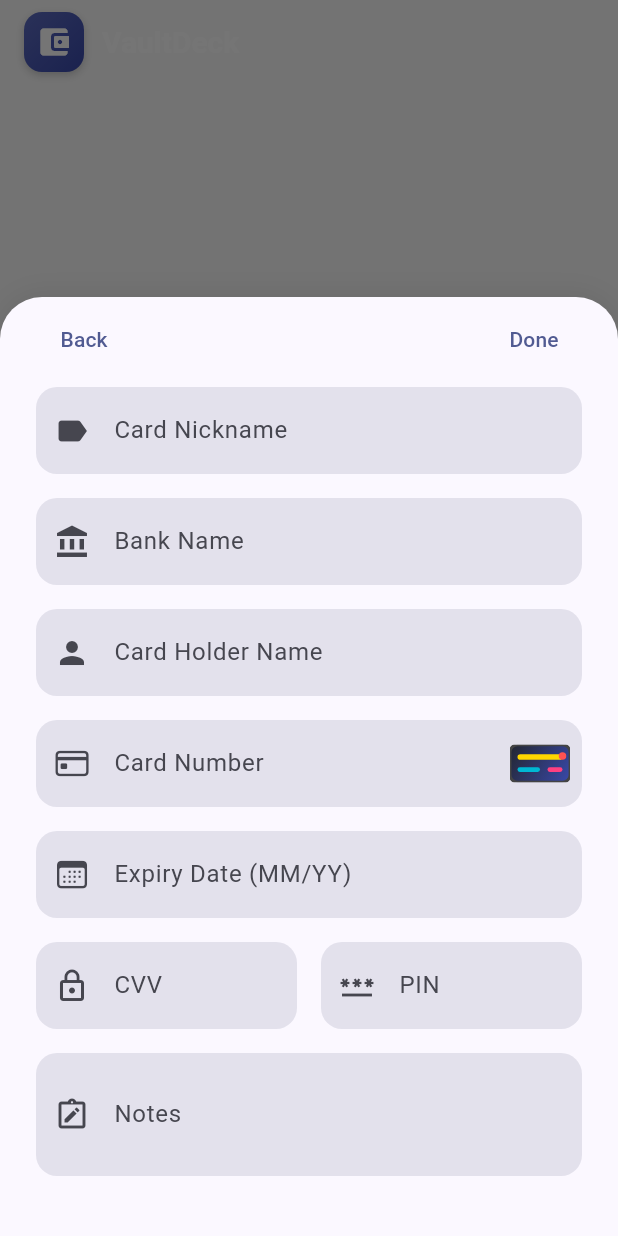
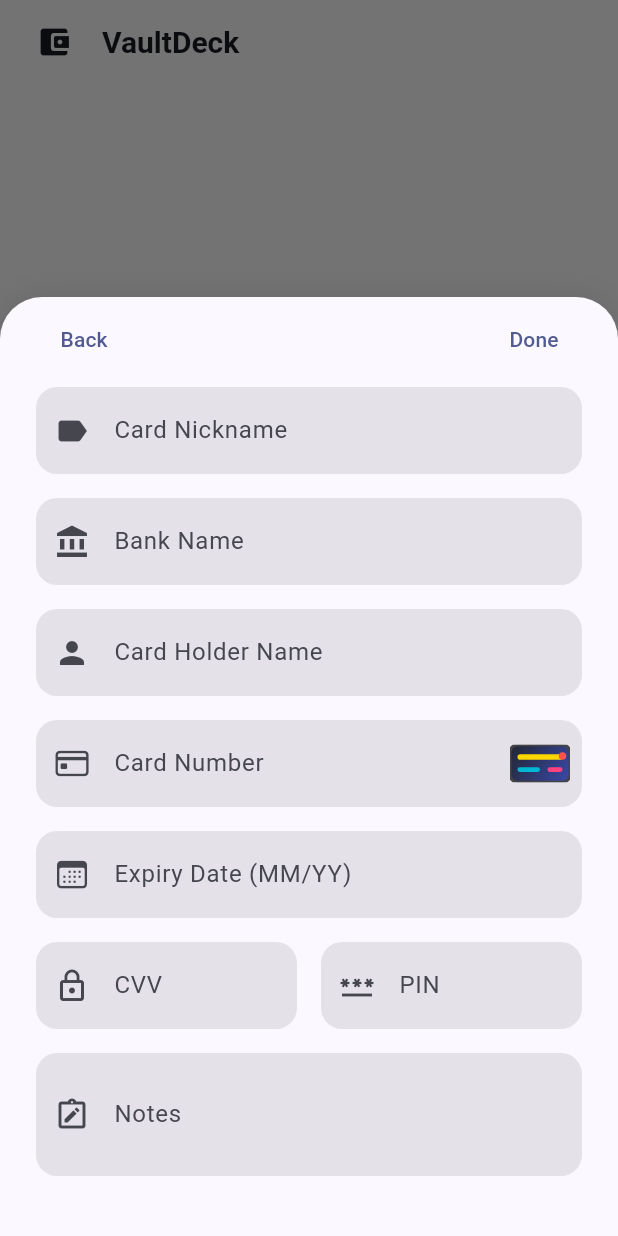
Before and after one commit to kandilidinesh/VaultDeck, a Flutter app: the screen it shows after launch, after a tap on the "add card" icon, on a phone screen of 412 x 824 dp. Run offline on Flutter 3.47's test engine with Material 3 defaults, Android fonts, the phone set to English and light mode, and no system bars; our stand-ins replace flutter_svg, hive, hive_flutter; accounts and stored records are empty.

Commit message:
Refactor color handling: replace withOpacity with withValues for consistent color transparency across multiple files

```diff
--- a/lib/screens/home_page.dart
+++ b/lib/screens/home_page.dart
@@ -71,7 +71,7 @@ class _HomePageState extends State<HomePage> {
                         ? Colors.grey.shade800
                         : Theme.of(
                             context,
-                          ).colorScheme.onSurface.withOpacity(0.3),
+                          ).colorScheme.onSurface.withValues(alpha: 0.3),
                   ),
                   const SizedBox(height: 16),
                   Text(
@@ -81,7 +81,7 @@ class _HomePageState extends State<HomePage> {
                           ? Colors.grey.shade400
                           : Theme.of(
                               context,
-                            ).colorScheme.onSurface.withOpacity(0.6),
+                            ).colorScheme.onSurface.withValues(alpha: 0.6),
                     ),
                   ),
                   const SizedBox(height: 8),
@@ -92,7 +92,7 @@ class _HomePageState extends State<HomePage> {
                           ? Colors.grey.shade500
                           : Theme.of(
                               context,
-                            ).colorScheme.onSurface.withOpacity(0.5),
+                            ).colorScheme.onSurface.withValues(alpha: 0.5),
                     ),
                   ),
                 ],
@@ -123,7 +123,7 @@ class _HomePageState extends State<HomePage> {
                     padding: const EdgeInsets.only(right: 32),
                     child: Container(
                       decoration: BoxDecoration(
-                        color: Colors.red.withOpacity(0.12),
+                        color: Colors.red.withValues(alpha: 0.12),
                         shape: BoxShape.circle,
                       ),
                       padding: const EdgeInsets.all(10),
@@ -173,9 +173,8 @@ class _HomePageState extends State<HomePage> {
                                 'Are you sure you want to delete this card? This action cannot be undone.',
                                 style: TextStyle(
                                   fontSize: 16,
-                                  color: Theme.of(
-                                    context,
-                                  ).colorScheme.onSurface.withOpacity(0.85),
+                                  color: Theme.of(context).colorScheme.onSurface
+                                      .withValues(alpha: 0.85),
                                 ),
                               ),
                               const SizedBox(height: 28),
@@ -201,8 +200,8 @@ class _HomePageState extends State<HomePage> {
                                     onPressed: () =>
                                         Navigator.of(ctx).pop(true),
                                     style: TextButton.styleFrom(
-                                      backgroundColor: Colors.red.withOpacity(
-                                        0.08,
+                                      backgroundColor: Colors.red.withValues(
+                                        alpha: 0.08,
                                       ),
                                       shape: RoundedRectangleBorder(
                                         borderRadius: BorderRadius.circular(8),
@@ -235,10 +234,10 @@ class _HomePageState extends State<HomePage> {
         child: FloatingActionButton(
           onPressed: _showAddCardDialog,
           tooltip: 'Add Card to Vault',
-          child: Icon(Icons.add_card_rounded, color: Colors.white),
           backgroundColor: isDark
               ? const Color(0xFF3A3F4A)
               : Theme.of(context).colorScheme.primary,
+          child: Icon(Icons.add_card_rounded, color: Colors.white),
         ),
       ),
       floatingActionButtonLocation: FloatingActionButtonLocation.endFloat,
@@ -248,7 +247,7 @@ class _HomePageState extends State<HomePage> {
   Widget _buildCardTile(CardModel card) {
     final isDark = Theme.of(context).brightness == Brightness.dark;
     final detectedType = _detectCardType(card.cardNumber);
-    String _getCardLogoAsset(String type) {
+    String getCardLogoAsset(String type) {
       switch (type) {
         case 'Visa':
           return 'assets/card_logos/visa.svg';
@@ -304,7 +303,7 @@ class _HomePageState extends State<HomePage> {
                       ),
                       boxShadow: [
                         BoxShadow(
-                          color: Colors.black.withOpacity(0.15),
+                          color: Colors.black.withValues(alpha: 0.15),
                           blurRadius: 24,
                           offset: Offset(0, -8),
                         ),
@@ -319,7 +318,7 @@ class _HomePageState extends State<HomePage> {
                           children: [
                             CardDetailView(
                               card: card,
-                              cardLogoAsset: _getCardLogoAsset(detectedType),
+                              cardLogoAsset: getCardLogoAsset(detectedType),
                             ),
                             const SizedBox(height: 24),
                           ],
@@ -339,7 +338,7 @@ class _HomePageState extends State<HomePage> {
             child: Padding(
               padding: const EdgeInsets.all(2.0),
               child: SvgPicture.asset(
-                _getCardLogoAsset(detectedType),
+                getCardLogoAsset(detectedType),
                 width: 36,
                 height: 24,
               ),
--- a/lib/screens/icloud_sync_section.dart
+++ b/lib/screens/icloud_sync_section.dart
@@ -1,7 +1,7 @@
 import 'package:flutter/material.dart';
 
 class ICloudSyncSection extends StatefulWidget {
-  const ICloudSyncSection({Key? key}) : super(key: key);
+  const ICloudSyncSection({super.key});
 
   @override
   State<ICloudSyncSection> createState() => _ICloudSyncSectionState();
--- a/lib/screens/main_nav.dart
+++ b/lib/screens/main_nav.dart
@@ -60,13 +60,13 @@ class _MainNavState extends State<MainNav> {
                 MediaQuery.of(context).padding.bottom,
             decoration: BoxDecoration(
               color: Theme.of(context).brightness == Brightness.dark
-                  ? Colors.black.withOpacity(0.3)
-                  : Colors.white.withOpacity(0.7),
+                  ? Colors.black.withValues(alpha: 0.3)
+                  : Colors.white.withValues(alpha: 0.7),
               border: Border(
                 top: BorderSide(
                   color: Theme.of(context).brightness == Brightness.dark
-                      ? Colors.white.withOpacity(0.08)
-                      : Colors.black.withOpacity(0.08),
+                      ? Colors.white.withValues(alpha: 0.08)
+                      : Colors.black.withValues(alpha: 0.08),
                   width: 1.2,
                 ),
               ),
@@ -94,7 +94,7 @@ class _MainNavState extends State<MainNav> {
     final isSelected = _selectedIndex == index;
     final color = isSelected
         ? Theme.of(context).colorScheme.primary
-        : Theme.of(context).iconTheme.color?.withOpacity(0.5);
+        : Theme.of(context).iconTheme.color?.withValues(alpha: 0.5);
     return GestureDetector(
       onTap: () => _onItemTapped(index),
       behavior: HitTestBehavior.opaque,
--- a/lib/screens/pin_lock.dart
+++ b/lib/screens/pin_lock.dart
@@ -6,11 +6,11 @@ class PinLockDialog extends StatefulWidget {
   final bool isSetup;
 
   const PinLockDialog({
-    Key? key,
+    super.key,
     this.onPinSet,
     this.onPinVerify,
     this.isSetup = true,
-  }) : super(key: key);
+  });
 
   @override
   State<PinLockDialog> createState() => _PinLockDialogState();
@@ -80,8 +80,8 @@ class _PinLockDialogState extends State<PinLockDialog> {
           onPressed: () => Navigator.pop(context),
         ),
         ElevatedButton(
+          onPressed: _handlePin,
           child: Text(widget.isSetup ? 'Set PIN' : 'Verify'),
-          onPressed: _handlePin,
         ),
       ],
     );
--- a/lib/screens/security_section.dart
+++ b/lib/screens/security_section.dart
@@ -2,7 +2,7 @@ import 'package:flutter/material.dart';
 import 'pin_lock.dart';
 
 class SecuritySection extends StatefulWidget {
-  const SecuritySection({Key? key}) : super(key: key);
+  const SecuritySection({super.key});
 
   @override
   State<SecuritySection> createState() => _SecuritySectionState();
--- a/lib/widgets/add_card_dialog.dart
+++ b/lib/widgets/add_card_dialog.dart
@@ -78,8 +78,9 @@ class _AddCardDialogState extends State<AddCardDialog> {
     if (number.startsWith('6')) return 'Discover';
     if (number.startsWith('60') ||
         number.startsWith('6521') ||
-        number.startsWith('6522'))
+        number.startsWith('6522')) {
       return 'RuPay';
+    }
     return 'Other';
   }
 
@@ -102,7 +103,7 @@ class _AddCardDialogState extends State<AddCardDialog> {
           notes: _notesController.text.trim(),
         ),
       );
-
+      if (!mounted) return;
       widget.onCardAdded();
       Navigator.of(context).pop();
     }
@@ -119,7 +120,7 @@ class _AddCardDialogState extends State<AddCardDialog> {
           borderRadius: const BorderRadius.vertical(top: Radius.circular(28)),
           boxShadow: [
             BoxShadow(
-              color: Colors.black.withOpacity(0.08),
+              color: Colors.black.withValues(alpha: 0.08),
               blurRadius: 16,
               offset: const Offset(0, -2),
             ),
@@ -150,7 +151,7 @@ class _AddCardDialogState extends State<AddCardDialog> {
                     labelText: 'Card Nickname',
                     prefixIcon: const Icon(Icons.label),
                     filled: true,
-                    fillColor: theme.colorScheme.surfaceVariant,
+                    fillColor: theme.colorScheme.surfaceContainerHighest,
                     border: OutlineInputBorder(
                       borderRadius: BorderRadius.circular(14),
                       borderSide: BorderSide.none,
@@ -169,7 +170,7 @@ class _AddCardDialogState extends State<AddCardDialog> {
                     labelText: 'Bank Name',
                     prefixIcon: const Icon(Icons.account_balance),
                     filled: true,
-                    fillColor: theme.colorScheme.surfaceVariant,
+                    fillColor: theme.colorScheme.surfaceContainerHighest,
                     border: OutlineInputBorder(
                       borderRadius: BorderRadius.circular(14),
                       borderSide: BorderSide.none,
@@ -188,7 +189,7 @@ class _AddCardDialogState extends State<AddCardDialog> {
                     labelText: 'Card Holder Name',
                     prefixIcon: const Icon(Icons.person),
                     filled: true,
-                    fillColor: theme.colorScheme.surfaceVariant,
+                    fillColor: theme.colorScheme.surfaceContainerHighest,
                     border: OutlineInputBorder(
                       borderRadius: BorderRadius.circular(14),
                       borderSide: BorderSide.none,
@@ -219,7 +220,7 @@ class _AddCardDialogState extends State<AddCardDialog> {
                       ),
                     ),
                     filled: true,
-                    fillColor: theme.colorScheme.surfaceVariant,
+                    fillColor: theme.colorScheme.surfaceContainerHighest,
                     border: OutlineInputBorder(
                       borderRadius: BorderRadius.circular(14),
                       borderSide: BorderSide.none,
@@ -260,7 +261,7 @@ class _AddCardDialogState extends State<AddCardDialog> {
                     hintText: 'MM/YY',
                     prefixIcon: const Icon(CupertinoIcons.calendar),
                     filled: true,
-                    fillColor: theme.colorScheme.surfaceVariant,
+                    fillColor: theme.colorScheme.surfaceContainerHighest,
                     alignLabelWithHint: true,
                     contentPadding: const EdgeInsets.fromLTRB(20, 22, 16, 12),
                     border: OutlineInputBorder(
@@ -295,7 +296,7 @@ class _AddCardDialogState extends State<AddCardDialog> {
                           labelText: 'CVV',
                           prefixIcon: const Icon(Icons.lock_outline),
                           filled: true,
-                          fillColor: theme.colorScheme.surfaceVariant,
+                          fillColor: theme.colorScheme.surfaceContainerHighest,
                           border: OutlineInputBorder(
                             borderRadius: BorderRadius.circular(14),
                             borderSide: BorderSide.none,
@@ -332,7 +333,7 @@ class _AddCardDialogState extends State<AddCardDialog> {
                           labelText: 'PIN',
                           prefixIcon: const Icon(Icons.password),
                           filled: true,
-                          fillColor: theme.colorScheme.surfaceVariant,
+                          fillColor: theme.colorScheme.surfaceContainerHighest,
                           border: OutlineInputBorder(
                             borderRadius: BorderRadius.circular(14),
                             borderSide: BorderSide.none,
@@ -369,7 +370,7 @@ class _AddCardDialogState extends State<AddCardDialog> {
                     labelText: 'Notes',
                     prefixIcon: const Icon(Icons.note_alt_outlined),
                     filled: true,
-                    fillColor: theme.colorScheme.surfaceVariant,
+                    fillColor: theme.colorScheme.surfaceContainerHighest,
                     border: OutlineInputBorder(
                       borderRadius: BorderRadius.circular(14),
                       borderSide: BorderSide.none,
--- a/lib/widgets/vaultdeck_app_bar.dart
+++ b/lib/widgets/vaultdeck_app_bar.dart
@@ -1,6 +1,5 @@
 import 'package:flutter/material.dart';
 import '../constants/app_constants.dart';
-import 'dart:ui';
 
 class VaultDeckAppBar extends StatelessWidget implements PreferredSizeWidget {
   const VaultDeckAppBar({super.key});
@@ -10,53 +9,20 @@ class VaultDeckAppBar extends StatelessWidget implements PreferredSizeWidget {
 
   @override
   Widget build(BuildContext context) {
-    final theme = Theme.of(context);
-    final isDark = theme.brightness == Brightness.dark;
+    final isDark = Theme.of(context).brightness == Brightness.dark;
 
     return AppBar(
       elevation: 0,
-      backgroundColor: Colors.transparent,
+      shadowColor: Colors.transparent,
+      backgroundColor: isDark ? const Color(0xFF181A20) : Colors.grey[50],
       foregroundColor: Colors.white,
-      flexibleSpace: ClipRRect(
-        borderRadius: const BorderRadius.vertical(bottom: Radius.circular(24)),
-        child: BackdropFilter(
-          filter: ImageFilter.blur(sigmaX: 16, sigmaY: 16),
-          child: Container(
-            decoration: BoxDecoration(
-              color: Colors.white.withOpacity(isDark ? 0.08 : 0.18),
-              borderRadius: const BorderRadius.vertical(
-                bottom: Radius.circular(24),
-              ),
-              border: Border.all(
-                color: Colors.white.withOpacity(0.12),
-                width: 0.5,
-              ),
-            ),
-          ),
-        ),
-      ),
       title: Row(
         children: [
           Container(
             padding: const EdgeInsets.all(8),
-            decoration: BoxDecoration(
-              gradient: LinearGradient(
-                colors: [Colors.indigo.shade400, Colors.indigo.shade600],
-                begin: Alignment.topLeft,
-                end: Alignment.bottomRight,
-              ),
-              borderRadius: BorderRadius.circular(12),
-              boxShadow: [
-                BoxShadow(
-                  color: Colors.black.withOpacity(0.2),
-                  blurRadius: 4,
-                  offset: const Offset(0, 2),
-                ),
-              ],
-            ),
-            child: const Icon(
+            child: Icon(
               Icons.account_balance_wallet_rounded,
-              color: Colors.white,
+              color: isDark ? Colors.grey[50] : const Color(0xFF181A20),
               size: 24,
             ),
           ),
@@ -68,10 +34,10 @@ class VaultDeckAppBar extends StatelessWidget implements PreferredSizeWidget {
               children: [
                 Text(
                   AppConstants.appName,
-                  style: const TextStyle(
+                  style: TextStyle(
                     fontSize: 20,
                     fontWeight: FontWeight.bold,
-                    color: Colors.white,
+                    color: isDark ? Colors.grey[50] : const Color(0xFF181A20),
                   ),
                 ),
               ],
```
Also changed, not shown: lib/screens/favorites_page.dart (+0 -42 lines), lib/screens/settings_page.dart (+4 -4 lines), lib/widgets/card_detail_view.dart (+5 -3 lines).
